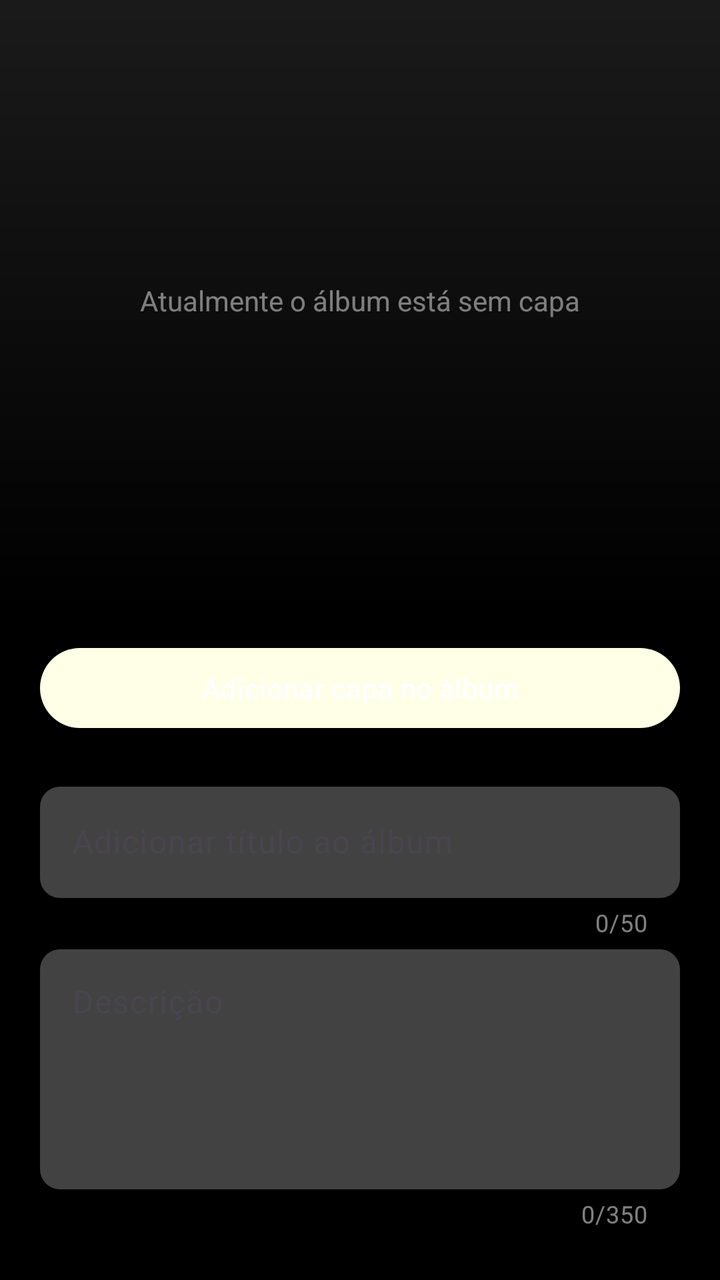
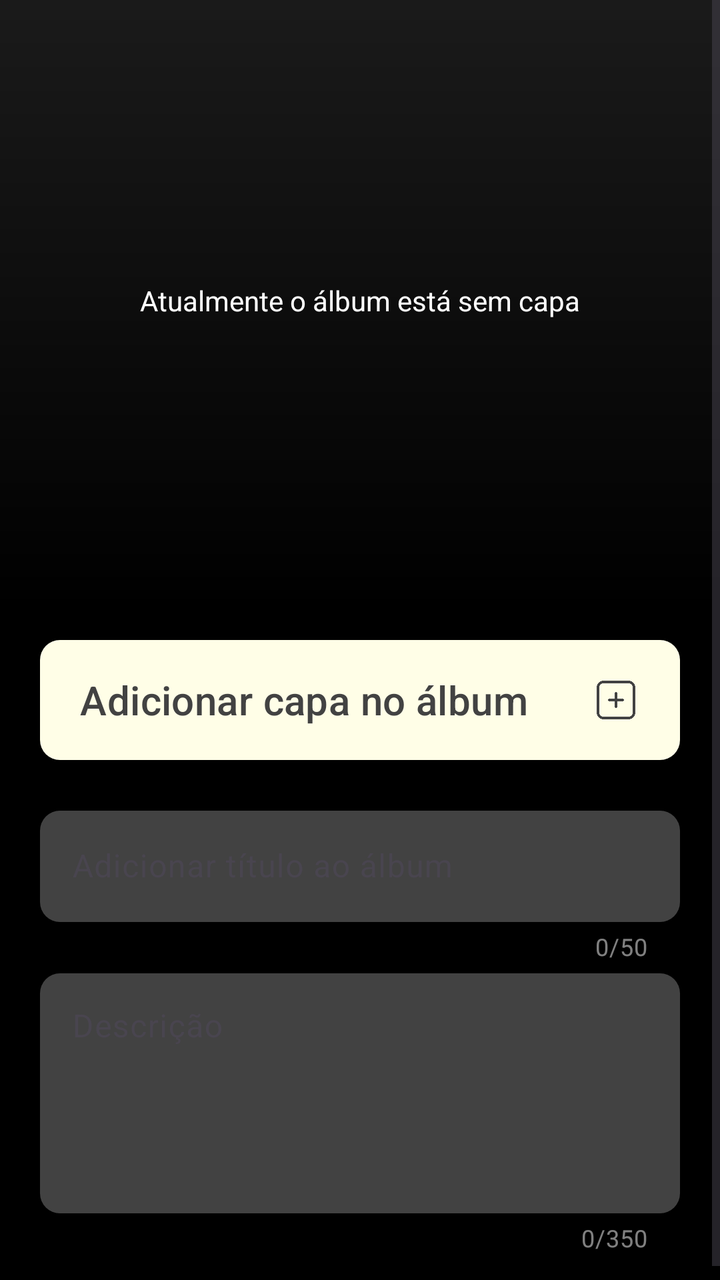

Screens rendered from an Android XML layout before and after an edit, with the pre-edit source and the edit as a unified diff.
<!-- AndroidManifest.xml: application theme Theme.Monaly -->
<!-- res/layout/fragment_create_album.xml -->
<?xml version="1.0" encoding="utf-8"?>
<ScrollView xmlns:android="http://schemas.android.com/apk/res/android"
    xmlns:app="http://schemas.android.com/apk/res-auto"
    xmlns:tools="http://schemas.android.com/tools"
    android:layout_width="match_parent"
    android:layout_height="match_parent"
    android:background="#000000"
    android:fillViewport="true">


    <androidx.constraintlayout.widget.ConstraintLayout
        android:layout_width="match_parent"
        android:layout_height="wrap_content"
        android:paddingBottom="20dp">


        
        <androidx.constraintlayout.widget.ConstraintLayout
            android:id="@+id/clCoverArea"
            android:layout_width="match_parent"
            android:layout_height="300dp"
            android:background="#1A1A1A">


            <TextView
                android:id="@+id/tvCoverPlaceholder"
                android:layout_width="wrap_content"
                android:layout_height="wrap_content"
                android:text="@string/create_album_cover_empty"
                android:textColor="#FFFFFF"
                app:layout_constraintBottom_toBottomOf="parent"
                app:layout_constraintEnd_toEndOf="parent"
                app:layout_constraintStart_toStartOf="parent"
                app:layout_constraintTop_toTopOf="parent"
                app:layout_constraintVertical_chainStyle="packed" />

            <ImageView
                android:id="@+id/imageView2"
                android:layout_width="0dp"
                android:layout_height="0dp"
                app:layout_constraintBottom_toBottomOf="parent"
                app:layout_constraintEnd_toEndOf="parent"
                app:layout_constraintStart_toStartOf="parent"
                app:layout_constraintTop_toTopOf="parent"
                app:srcCompat="@drawable/bg_gradient_black" />


        </androidx.constraintlayout.widget.ConstraintLayout>


        


        
        <com.google.android.material.textfield.TextInputLayout
            android:id="@+id/tilTitle"
            android:layout_width="match_parent"
            android:layout_height="wrap_content"
            android:layout_marginStart="20dp"
            android:layout_marginTop="20dp"
            android:layout_marginEnd="20dp"
            app:counterEnabled="true"
            app:counterMaxLength="50"
            app:counterTextColor="#80FFFFFF"
            app:layout_constraintEnd_toEndOf="parent"
            app:layout_constraintStart_toStartOf="parent"
            app:layout_constraintTop_toBottomOf="@+id/btnAddCover">


            <com.google.android.material.textfield.TextInputEditText
                android:id="@+id/etAlbumTitle"
                android:layout_width="match_parent"
                android:layout_height="wrap_content"
                android:background="@drawable/drawable_background_button_gray_dark_10_dp"
                android:hint="@string/create_album_hint_title"
                android:maxLength="50"
                android:textColor="#FFFFFF"
                android:textColorHint="#80FFFFFF" />


        </com.google.android.material.textfield.TextInputLayout>

        <com.google.android.material.textfield.TextInputLayout
            android:id="@+id/tilDescription"
            android:layout_width="match_parent"
            android:layout_height="wrap_content"
            android:layout_marginStart="20dp"
            android:layout_marginEnd="20dp"
            app:counterEnabled="true"
            app:counterMaxLength="350"
            app:counterTextColor="#80FFFFFF"
            app:layout_constraintEnd_toEndOf="parent"
            app:layout_constraintStart_toStartOf="parent"
            app:layout_constraintTop_toBottomOf="@+id/tilTitle">


            <com.google.android.material.textfield.TextInputEditText
                android:id="@+id/etAlbumDescription"
                android:layout_width="match_parent"
                android:layout_height="120dp"
                android:background="@drawable/drawable_background_button_gray_dark_10_dp"
                android:gravity="top|start"
                android:hint="@string/create_album_hint_description"
                android:maxLength="350"
                android:textColor="#FFFFFF"
                android:textColorHint="#80FFFFFF" />


        </com.google.android.material.textfield.TextInputLayout>

        <com.google.android.material.button.MaterialButton
            android:id="@+id/btnAddCover"
            android:layout_width="0dp"
            android:layout_height="wrap_content"
            android:layout_marginStart="20dp"
            android:layout_marginTop="20dp"
            android:layout_marginEnd="20dp"
            android:text="@string/create_album_button_add_cover"
            android:textAllCaps="false"
            app:backgroundTint="@color/bage_neutral"
            app:layout_constraintEnd_toEndOf="parent"
            app:layout_constraintStart_toStartOf="parent"
            app:layout_constraintTop_toBottomOf="@+id/clCoverArea" />


        


    </androidx.constraintlayout.widget.ConstraintLayout>


</ScrollView>
<!-- resources referenced by this layout -->
<resources>
  <color name="bage_neutral">#fffee7</color>
  <!-- drawable bg_gradient_black (drawable) -->
  <?xml version="1.0" encoding="utf-8"?>
  <shape xmlns:android="http://schemas.android.com/apk/res/android"
  
      android:shape="rectangle">
  
      <gradient
  
          android:angle="90"
          android:startColor="@color/black"
          android:endColor="#00000000"
          android:type="linear"/>
  
  </shape>
  <!-- drawable drawable_background_button_gray_dark_10_dp (drawable) -->
  <?xml version="1.0" encoding="utf-8"?>
  <shape xmlns:android="http://schemas.android.com/apk/res/android">
  
      <corners android:radius="10dp"/>
      <solid android:color="@color/gray_dark"/>
  
  </shape>
  <string name="create_album_button_add_cover">Adicionar capa no álbum</string>
  <string name="create_album_cover_empty">Atualmente o álbum está sem capa</string>
  <string name="create_album_hint_description">Descrição</string>
  <string name="create_album_hint_title">Adicionar título ao álbum</string>
  <style name="Theme.Monaly" parent="Base.Theme.Monaly" />
  <color name="black">#000000</color>
  <color name="gray_dark">#424242</color>
  <style name="Base.Theme.Monaly" parent="Theme.Material3.DayNight.NoActionBar">
  
          <item name="android:navigationBarColor">@color/black</item>
  
      </style>
</resources>

<!-- the commit's change to res/layout/fragment_create_album.xml (unified diff, before → after) -->
@@ -16,14 +16,29 @@
 
         
         <androidx.constraintlayout.widget.ConstraintLayout
-            android:id="@+id/clCoverArea"
+            android:id="@+id/CoverAlbum"
             android:layout_width="match_parent"
             android:layout_height="300dp"
-            android:background="#1A1A1A">
+            android:background="#1A1A1A"
+            app:layout_constraintEnd_toEndOf="parent"
+            app:layout_constraintStart_toStartOf="parent"
+            app:layout_constraintTop_toTopOf="parent">
 
 
+            <ImageView
+                android:id="@+id/imageGradientEffect"
+                android:layout_width="0dp"
+                android:layout_height="0dp"
+                app:layout_constraintBottom_toBottomOf="parent"
+                app:layout_constraintEnd_toEndOf="parent"
+                app:layout_constraintHorizontal_bias="0.0"
+                app:layout_constraintStart_toStartOf="parent"
+                app:layout_constraintTop_toTopOf="parent"
+                app:layout_constraintVertical_bias="0.0"
+                app:srcCompat="@drawable/bg_gradient_black" />
+
             <TextView
-                android:id="@+id/tvCoverPlaceholder"
+                android:id="@+id/CoverPlaceholder"
                 android:layout_width="wrap_content"
                 android:layout_height="wrap_content"
                 android:text="@string/create_album_cover_empty"
@@ -34,16 +49,6 @@
                 app:layout_constraintTop_toTopOf="parent"
                 app:layout_constraintVertical_chainStyle="packed" />
 
-            <ImageView
-                android:id="@+id/imageView2"
-                android:layout_width="0dp"
-                android:layout_height="0dp"
-                app:layout_constraintBottom_toBottomOf="parent"
-                app:layout_constraintEnd_toEndOf="parent"
-                app:layout_constraintStart_toStartOf="parent"
-                app:layout_constraintTop_toTopOf="parent"
-                app:srcCompat="@drawable/bg_gradient_black" />
-
 
         </androidx.constraintlayout.widget.ConstraintLayout>
 
@@ -52,8 +57,9 @@
 
 
         
+
         <com.google.android.material.textfield.TextInputLayout
-            android:id="@+id/tilTitle"
+            android:id="@+id/TitleField"
             android:layout_width="match_parent"
             android:layout_height="wrap_content"
             android:layout_marginStart="20dp"
@@ -63,25 +69,26 @@
             app:counterMaxLength="50"
             app:counterTextColor="#80FFFFFF"
             app:layout_constraintEnd_toEndOf="parent"
+            app:layout_constraintHorizontal_bias="0.0"
             app:layout_constraintStart_toStartOf="parent"
-            app:layout_constraintTop_toBottomOf="@+id/btnAddCover">
+            app:layout_constraintTop_toBottomOf="@+id/buttonCoverAlbum">
 
 
             <com.google.android.material.textfield.TextInputEditText
-                android:id="@+id/etAlbumTitle"
+                android:id="@+id/EditTitleField"
                 android:layout_width="match_parent"
                 android:layout_height="wrap_content"
                 android:background="@drawable/drawable_background_button_gray_dark_10_dp"
                 android:hint="@string/create_album_hint_title"
                 android:maxLength="50"
-                android:textColor="#FFFFFF"
-                android:textColorHint="#80FFFFFF" />
+                android:textColor="@color/bage_neutral"
+                android:textColorHint="@color/bage_neutral"/>
 
 
         </com.google.android.material.textfield.TextInputLayout>
 
         <com.google.android.material.textfield.TextInputLayout
-            android:id="@+id/tilDescription"
+            android:id="@+id/DescriptionField"
             android:layout_width="match_parent"
             android:layout_height="wrap_content"
             android:layout_marginStart="20dp"
@@ -91,11 +98,11 @@
             app:counterTextColor="#80FFFFFF"
             app:layout_constraintEnd_toEndOf="parent"
             app:layout_constraintStart_toStartOf="parent"
-            app:layout_constraintTop_toBottomOf="@+id/tilTitle">
+            app:layout_constraintTop_toBottomOf="@+id/TitleField">
 
 
             <com.google.android.material.textfield.TextInputEditText
-                android:id="@+id/etAlbumDescription"
+                android:id="@+id/EditDescriptionField"
                 android:layout_width="match_parent"
                 android:layout_height="120dp"
                 android:background="@drawable/drawable_background_button_gray_dark_10_dp"
@@ -109,18 +116,28 @@
         </com.google.android.material.textfield.TextInputLayout>
 
         <com.google.android.material.button.MaterialButton
-            android:id="@+id/btnAddCover"
+            android:id="@+id/buttonCoverAlbum"
             android:layout_width="0dp"
-            android:layout_height="wrap_content"
+            android:layout_height="60dp"
             android:layout_marginStart="20dp"
             android:layout_marginTop="20dp"
             android:layout_marginEnd="20dp"
+            android:background="@drawable/drawable_background_button_gray_dark_10_dp"
+            android:gravity="start|center_vertical"
+            android:paddingStart="20dp"
+            android:paddingEnd="20dp"
             android:text="@string/create_album_button_add_cover"
             android:textAllCaps="false"
+            android:textColor="@color/gray_dark"
+            android:textSize="20sp"
             app:backgroundTint="@color/bage_neutral"
+            app:icon="@drawable/ic_add_gray_dark"
+            app:iconGravity="end"
+            app:iconSize="24dp"
+            app:iconTint="@null"
             app:layout_constraintEnd_toEndOf="parent"
             app:layout_constraintStart_toStartOf="parent"
-            app:layout_constraintTop_toBottomOf="@+id/clCoverArea" />
+            app:layout_constraintTop_toBottomOf="@+id/CoverAlbum" />
 
 
         
<!-- resource entries referenced after the edit -->
@@ -23,6 +23,7 @@
       <solid android:color="@color/gray_dark"/>
   
   </shape>
+  <!-- drawable ic_add_gray_dark: png bitmap (drawable, 1667 bytes) -->
   <string name="create_album_button_add_cover">Adicionar capa no álbum</string>
   <string name="create_album_cover_empty">Atualmente o álbum está sem capa</string>
   <string name="create_album_hint_description">Descrição</string>
